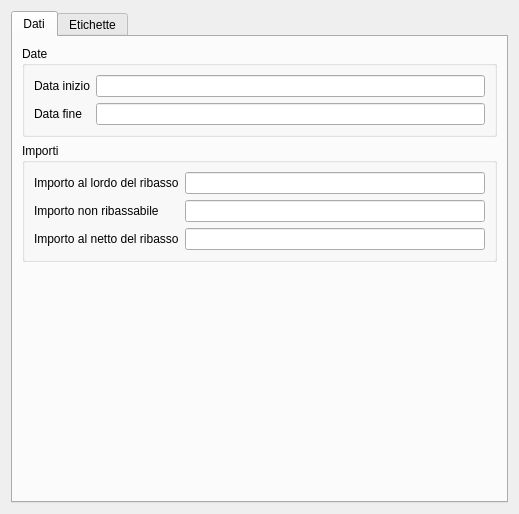
Old version of the form qcostgui/accountingitemlsgui.ui in the repository mickele77/qcost.
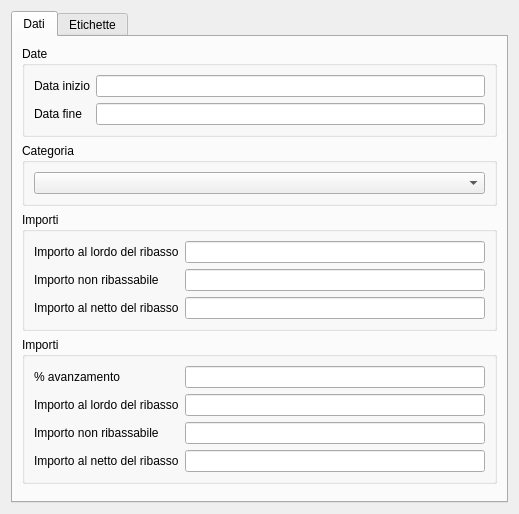
New version of the form.

Diff of the .ui file:
```diff
--- a/qcostgui/accountingitemlsgui.ui
+++ b/qcostgui/accountingitemlsgui.ui
@@ -24,6 +24,80 @@
        <string>Dati</string>
       </attribute>
       <layout class="QGridLayout" name="gridLayout">
+       <item row="4" column="0">
+        <spacer name="verticalSpacer">
+         <property name="orientation">
+          <enum>Qt::Vertical</enum>
+         </property>
+         <property name="sizeHint" stdset="0">
+          <size>
+           <width>20</width>
+           <height>113</height>
+          </size>
+         </property>
+        </spacer>
+       </item>
+       <item row="3" column="0">
+        <widget class="QGroupBox" name="amountsAccountedGroupBox">
+         <property name="title">
+          <string>Importi</string>
+         </property>
+         <layout class="QGridLayout" name="amountsDataLayout">
+          <item row="2" column="0">
+           <widget class="QLabel" name="amountNotToBeDiscountedAccountedLabel">
+            <property name="text">
+             <string>Importo non ribassabile</string>
+            </property>
+           </widget>
+          </item>
+          <item row="3" column="1">
+           <widget class="QLineEdit" name="totalAmountAccountedLineEdit">
+            <property name="readOnly">
+             <bool>true</bool>
+            </property>
+           </widget>
+          </item>
+          <item row="2" column="1">
+           <widget class="QLineEdit" name="amountNotToBeDiscountedAccountedLineEdit">
+            <property name="readOnly">
+             <bool>true</bool>
+            </property>
+           </widget>
+          </item>
+          <item row="1" column="0">
+           <widget class="QLabel" name="totalAmountToBeDiscountedAccountedLabel">
+            <property name="text">
+             <string>Importo al lordo del ribasso</string>
+            </property>
+           </widget>
+          </item>
+          <item row="3" column="0">
+           <widget class="QLabel" name="totalAmountAccountedLabel">
+            <property name="text">
+             <string>Importo al netto del ribasso</string>
+            </property>
+           </widget>
+          </item>
+          <item row="1" column="1">
+           <widget class="QLineEdit" name="totalAmountToBeDiscountedAccountedLineEdit">
+            <property name="readOnly">
+             <bool>true</bool>
+            </property>
+           </widget>
+          </item>
+          <item row="0" column="0">
+           <widget class="QLabel" name="percentageAccountedLabel">
+            <property name="text">
+             <string>% avanzamento</string>
+            </property>
+           </widget>
+          </item>
+          <item row="0" column="1">
+           <widget class="QLineEdit" name="percentageAccountedLineEdit"/>
+          </item>
+         </layout>
+        </widget>
+       </item>
        <item row="0" column="0">
         <widget class="QGroupBox" name="groupBox">
          <property name="title">
@@ -62,20 +136,25 @@
         </widget>
        </item>
        <item row="1" column="0">
+        <widget class="QGroupBox" name="groupBox_2">
+         <property name="title">
+          <string>Categoria</string>
+         </property>
+         <layout class="QGridLayout" name="gridLayout_5">
+          <item row="0" column="0">
+           <widget class="QComboBox" name="lumpSumsComboBox"/>
+          </item>
+         </layout>
+        </widget>
+       </item>
+       <item row="2" column="0">
         <widget class="QGroupBox" name="amountsGroupBox">
          <property name="title">
           <string>Importi</string>
          </property>
-         <layout class="QGridLayout" name="amountsDataLayout">
-          <item row="1" column="0">
-           <widget class="QLabel" name="amountNotToBeDiscountedLabel">
-            <property name="text">
-             <string>Importo non ribassabile</string>
-            </property>
-           </widget>
-          </item>
-          <item row="1" column="1">
-           <widget class="QLineEdit" name="amountNotToBeDiscountedLineEdit">
+         <layout class="QGridLayout" name="amountsDataLayout_2">
+          <item row="2" column="1">
+           <widget class="QLineEdit" name="totalAmountLineEdit">
             <property name="readOnly">
              <bool>true</bool>
             </property>
@@ -88,6 +167,13 @@
             </property>
            </widget>
           </item>
+          <item row="1" column="1">
+           <widget class="QLineEdit" name="amountNotToBeDiscountedLineEdit">
+            <property name="readOnly">
+             <bool>true</bool>
+            </property>
+           </widget>
+          </item>
           <item row="0" column="0">
            <widget class="QLabel" name="totalAmountToBeDiscountedLabel">
             <property name="text">
@@ -102,29 +188,16 @@
             </property>
            </widget>
           </item>
-          <item row="2" column="1">
-           <widget class="QLineEdit" name="totalAmountLineEdit">
-            <property name="readOnly">
-             <bool>true</bool>
+          <item row="1" column="0">
+           <widget class="QLabel" name="amountNotToBeDiscountedLabel">
+            <property name="text">
+             <string>Importo non ribassabile</string>
             </property>
            </widget>
           </item>
          </layout>
         </widget>
        </item>
-       <item row="2" column="0">
-        <spacer name="verticalSpacer">
-         <property name="orientation">
-          <enum>Qt::Vertical</enum>
-         </property>
-         <property name="sizeHint" stdset="0">
-          <size>
-           <width>20</width>
-           <height>113</height>
-          </size>
-         </property>
-        </spacer>
-       </item>
       </layout>
      </widget>
      <widget class="QWidget" name="attributeTab">
```
